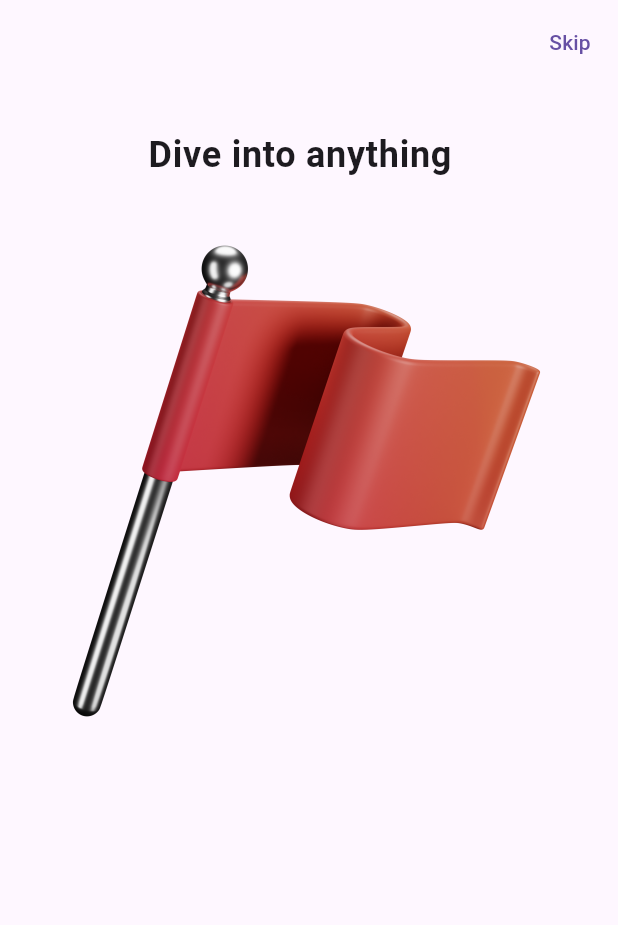
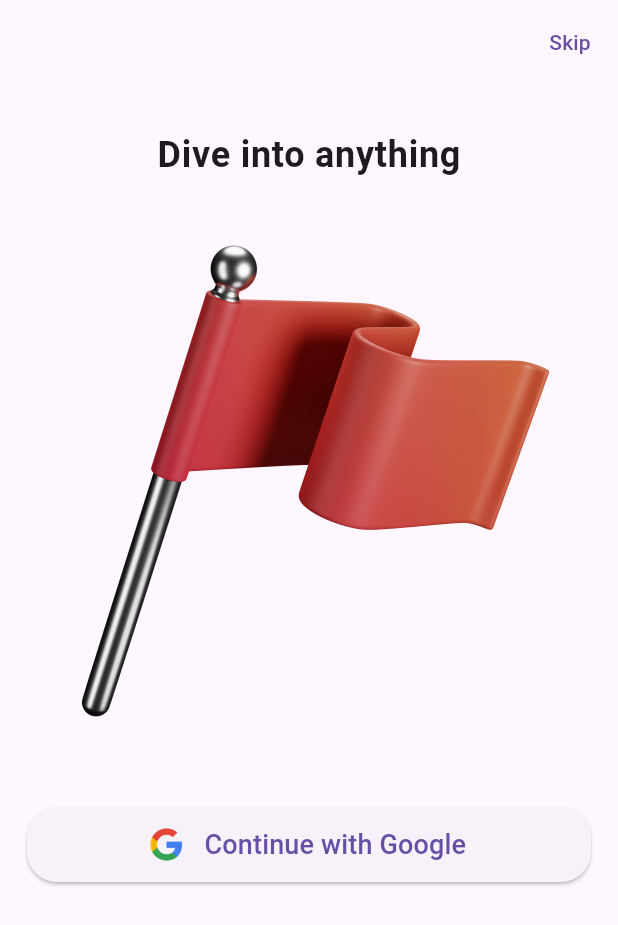
Before and after one commit to Daniel-HyunHo-Shin/flutter-practice-examples, a Flutter app: the screen it shows after launch, on a phone screen of 412 x 824 dp. Shown: the top 925 px of the screen. Run offline on Flutter 3.47's test engine with Material 2 defaults, Android fonts, the phone set to English and light mode, and no system bars; our stand-ins replace firebase_auth, firebase_core, flutter_riverpod, go_router, google_sign_in; accounts and stored records are empty.

Commit message:
Text전 commit

```diff
--- a/firebase_auth_riverpod_example/lib/features/authentication/pages/home_screen.dart
+++ b/firebase_auth_riverpod_example/lib/features/authentication/pages/home_screen.dart
@@ -8,6 +8,8 @@ class HomeScreen extends ConsumerWidget {
   @override
   Widget build(BuildContext context, WidgetRef ref) {
     final data = ref.watch(fireBaseAuthProvider);
+
+    final auth = ref.watch(authenticationProvider);
 
     return Scaffold(
       body: SafeArea(
--- a/firebase_auth_riverpod_example/lib/features/authentication/pages/login_screen.dart
+++ b/firebase_auth_riverpod_example/lib/features/authentication/pages/login_screen.dart
@@ -1,28 +1,31 @@
 import 'package:flutter/material.dart';
+import 'package:flutter_riverpod/flutter_riverpod.dart';
 
-class LoginScreen extends StatefulWidget {
+import '../providers/auth_providers.dart';
+
+class LoginScreen extends ConsumerStatefulWidget {
   const LoginScreen({super.key});
 
   @override
-  State<LoginScreen> createState() => _LoginScreenState();
+  createState() => _LoginScreenState();
 }
 
-class _LoginScreenState extends State<LoginScreen> {
+class _LoginScreenState extends ConsumerState<LoginScreen> {
   final GlobalKey<FormState> _formKey = GlobalKey();
-
-  //  A loading variable to show the loading animation when you a function is ongoing
-  bool _isLoading = false;
-  void loading() {
-    setState(() {
-      _isLoading = !_isLoading;
-    });
-  }
 
   @override
   Widget build(BuildContext context) {
+    final auth = ref.watch(authenticationProvider);
+
     return Scaffold(
       appBar: AppBar(
-        actions: [TextButton(onPressed: () {}, child: const Text('Skip'))],
+        actions: [
+          TextButton(
+              onPressed: () {
+                auth.signInAnonymously(context);
+              },
+              child: const Text('Skip'))
+        ],
       ),
       body: SafeArea(
         child: Form(
@@ -42,6 +45,28 @@ class _LoginScreenState extends State<LoginScreen> {
                 'assets/images/flag-dynamic-color.png',
                 height: 400,
               ),
+              Padding(
+                padding: const EdgeInsets.all(18.0),
+                child: ElevatedButton.icon(
+                  onPressed: () {
+                    auth.signInWithGoogle(context);
+                  },
+                  icon: Image.asset(
+                    'assets/images/google.png',
+                    width: 35,
+                  ),
+                  label: const Text(
+                    'Continue with Google',
+                    style: TextStyle(fontSize: 18),
+                  ),
+                  style: ElevatedButton.styleFrom(
+                    minimumSize: const Size(double.infinity, 50),
+                    shape: RoundedRectangleBorder(
+                      borderRadius: BorderRadius.circular(20),
+                    ),
+                  ),
+                ),
+              ),
             ],
           ),
         ),
--- a/firebase_auth_riverpod_example/pubspec.yaml
+++ b/firebase_auth_riverpod_example/pubspec.yaml
@@ -13,6 +13,8 @@ dependencies:
   firebase_auth: ^4.4.0
   firebase_core: ^2.9.0
   go_router: ^6.5.2
+  google_sign_in: ^6.0.2
+
 
 dev_dependencies:
   flutter_test:
```
Also changed, not shown: firebase_auth_riverpod_example/lib/features/authentication/models/firebase_auth_methods.dart (+33 -2 lines), firebase_auth_riverpod_example/assets/images/google.png (added), firebase_auth_riverpod_example/pubspec.lock, 2 other files.
